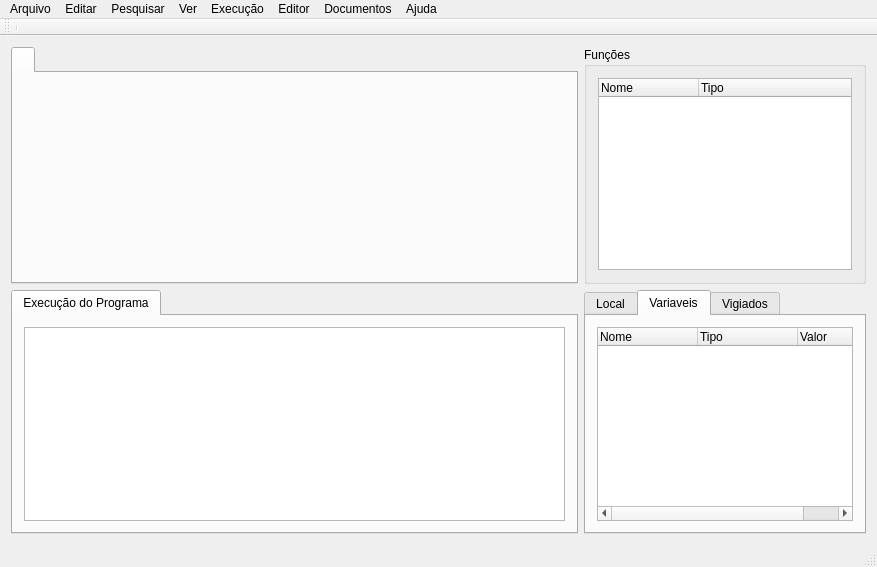
The window that ide.ui (brlebtag/cafezinho-ide) describes before a commit, drawn with Qt 5.
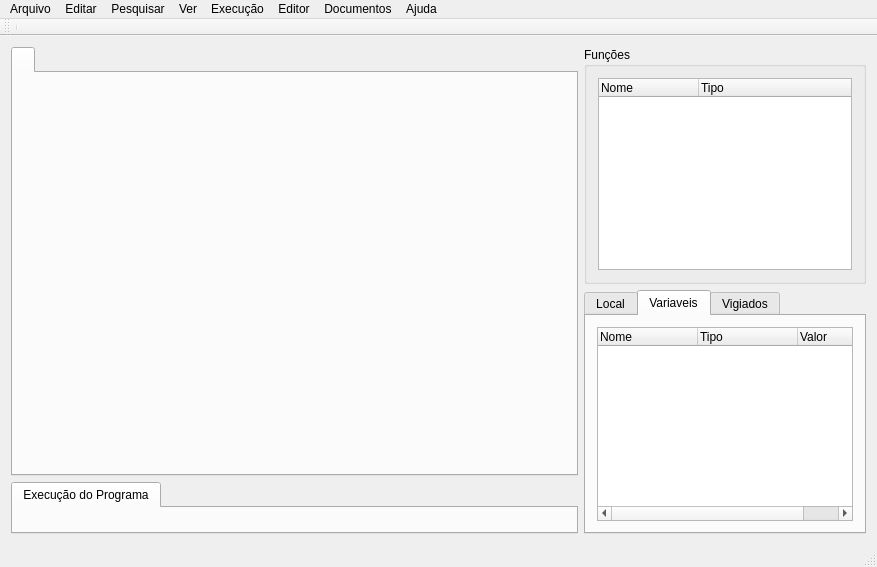
The same window after the commit. The open tabs and pages were chosen to show the change.

Diff of the .ui file:
```diff
--- a/ide.ui
+++ b/ide.ui
@@ -28,7 +28,7 @@
         <property name="currentIndex">
          <number>0</number>
         </property>
-        <widget class="QWidget" name="tab">
+        <widget class="QWidget" name="">
          <attribute name="title">
           <string/>
          </attribute>
@@ -43,25 +43,11 @@
           <verstretch>0</verstretch>
          </sizepolicy>
         </property>
-        <widget class="QWidget" name="groupExecProgPage1">
+        <widget class="QWidget" name="">
          <attribute name="title">
           <string>Execução do Programa</string>
          </attribute>
-         <layout class="QGridLayout" name="gridLayout">
-          <item row="0" column="0">
-           <widget class="QPlainTextEdit" name="execProg">
-            <property name="readOnly">
-             <bool>false</bool>
-            </property>
-            <property name="plainText">
-             <string/>
-            </property>
-            <property name="overwriteMode">
-             <bool>false</bool>
-            </property>
-           </widget>
-          </item>
-         </layout>
+         <layout class="QGridLayout" name="gridLayout"/>
         </widget>
        </widget>
       </item>
```
Left out of the diff: 12 changed lines with no effect on the pictures.
